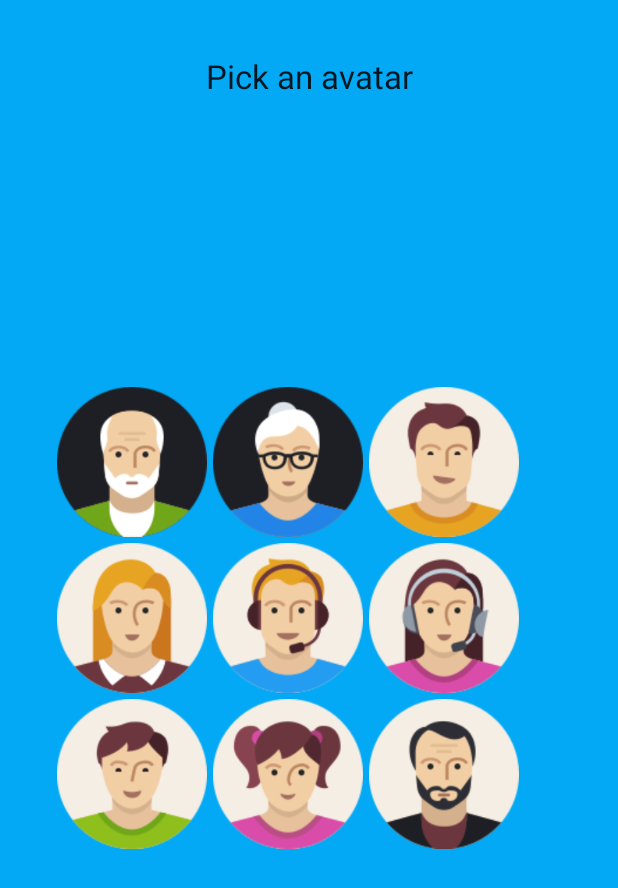
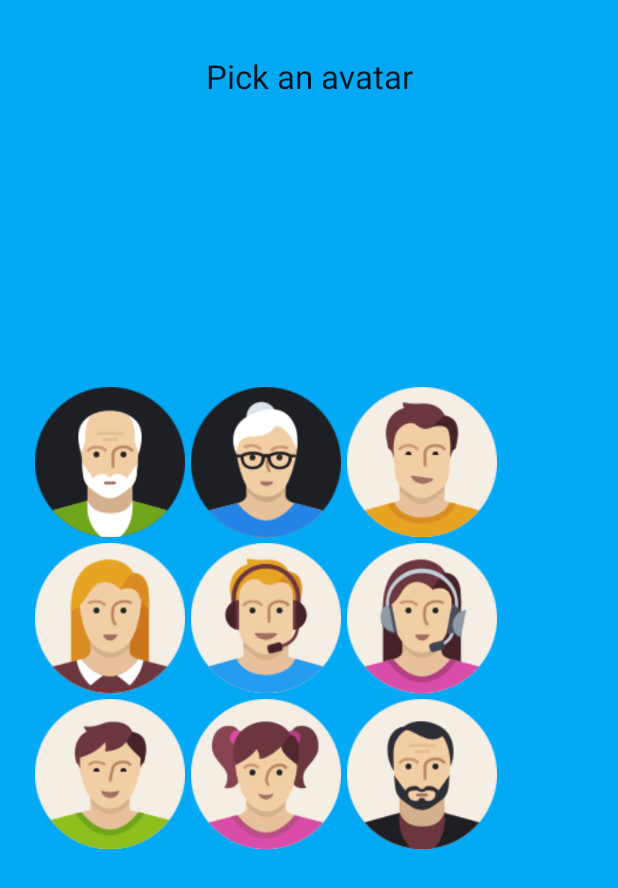
Before and after one commit to Maruf-R/socialApp, an Android app: the UserInterests screen opened directly, with no data from a screen before it, on a phone screen of 412 x 824 dp. Shown: the top 888 px of the screen. Run offline under Robolectric (Android 15) with nearby library versions, the phone set to English and light mode, and no system bars.

Commit message:
fixed avatar layout

```diff
--- a/app/src/main/res/layout/activity_user_interests.xml
+++ b/app/src/main/res/layout/activity_user_interests.xml
@@ -731,8 +731,11 @@
         android:layout_centerVertical="true"
         android:layout_centerHorizontal="true"
         android:id="@+id/firstLayout"
-        android:padding="20dip"
-        android:visibility="visible">
+        android:visibility="visible"
+        android:paddingTop="20dp"
+        android:paddingBottom="20dp"
+        android:paddingLeft="5dp"
+        android:paddingRight="5dp">
 
         <TextView
             android:layout_width="match_parent"
```
